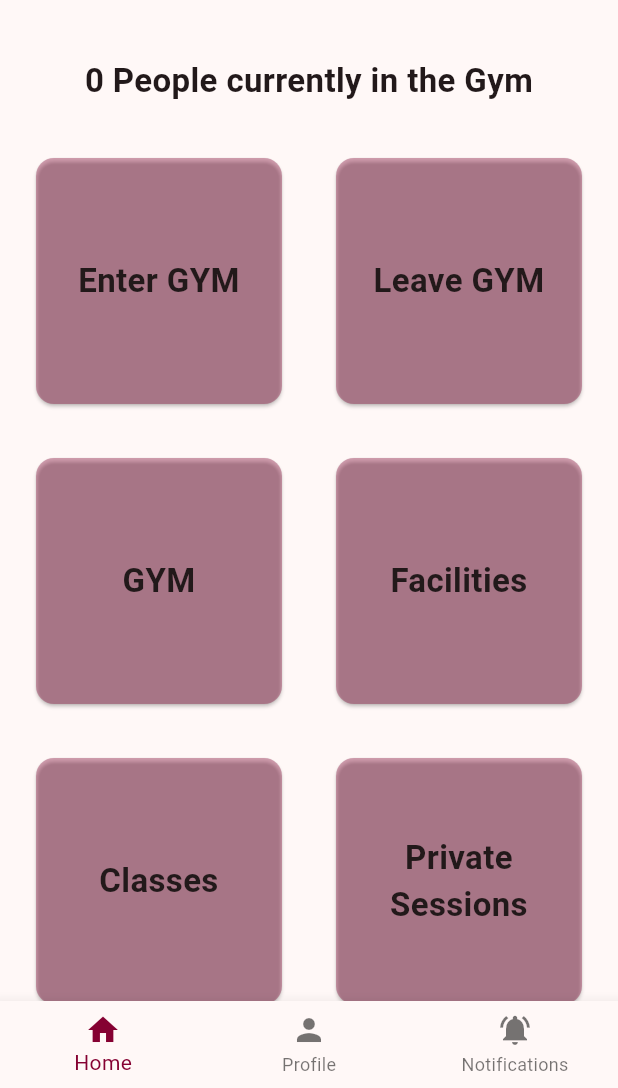
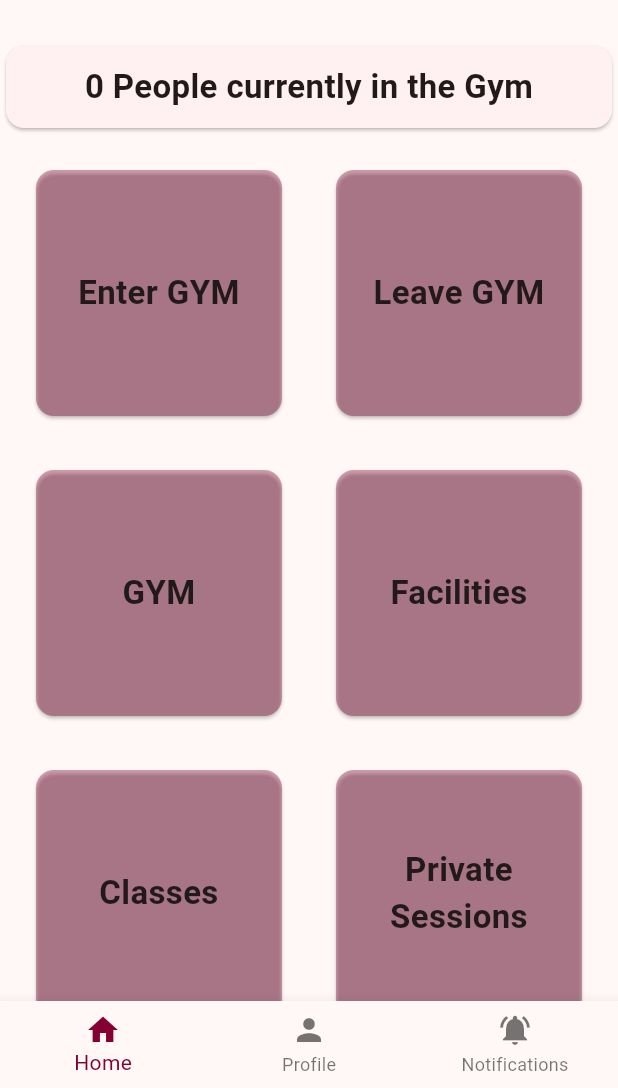
Before and after one commit to omarnaous/aubgymapp, a Flutter app: the screen it shows once a user with an empty profile is signed in, on a phone screen of 412 x 824 dp, the part 148-1236 px from its top. Run offline on Flutter 3.47's test engine with Material 3 defaults, Android fonts, the light colour scheme and no system bars; our stand-ins replace cloud_firestore, firebase_auth, firebase_core, rounded_loading_button, table_calendar; accounts and stored records are empty.

Commit message:
Tracker card added

```diff
--- a/lib/Pages/home_page.dart
+++ b/lib/Pages/home_page.dart
@@ -111,7 +111,8 @@ class _HomePageState extends State<HomePage> {
                           );
                         } else {
                           final count = snapshot.data?.docs.length ?? 0;
-                          return Padding(
+                          return Card(
+                            child: Padding(
                               padding: const EdgeInsets.all(12.0),
                               child: Text(
                                 '$count People currently in the Gym',
@@ -119,6 +120,7 @@ class _HomePageState extends State<HomePage> {
                                 style: const TextStyle(
                                   fontSize: 22,
                                   fontWeight: FontWeight.bold,
+                                ),
                               ),
                             ),
                           );
```
Lines whose indentation alone changed are shown as unchanged.
